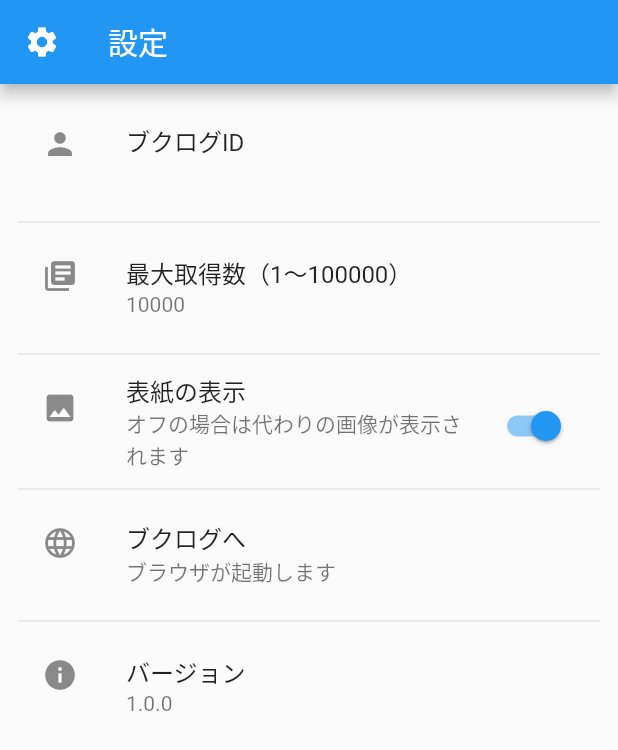
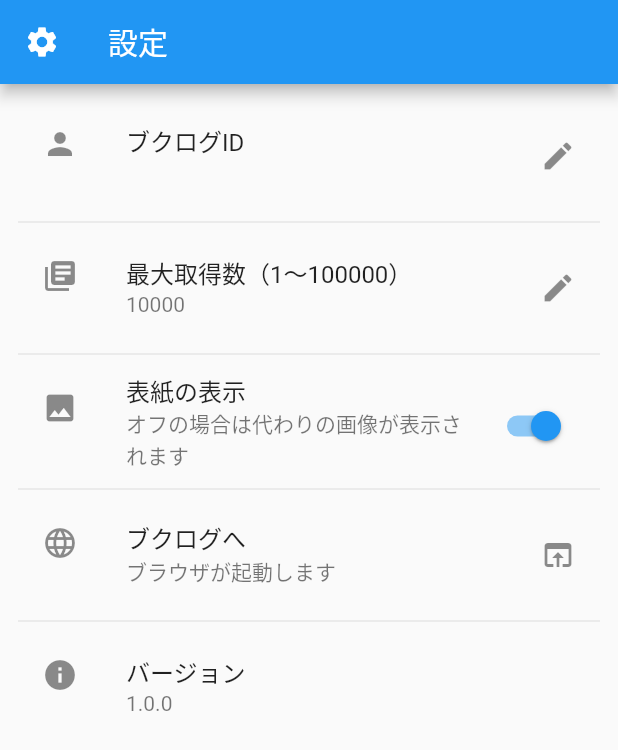
Before and after one commit to kimi-soft/flutter-booklog-manager, a Flutter app: the PageSettings screen opened directly, on a phone screen of 412 x 824 dp. Shown: the top 750 px of the screen. Run offline on Flutter 3.47's test engine with Material 2 defaults, Android fonts, the phone set to English and light mode, and no system bars; our stand-ins replace cached_network_image, isar, package_info_plus, shared_preferences; accounts and stored records are empty; generated files the repository leaves out were written again; statements that could not run were skipped.

Commit message:
設定の右端にアイコンを表示するようにした

```diff
--- a/booklog_manager/lib/page_settings.dart
+++ b/booklog_manager/lib/page_settings.dart
@@ -51,6 +51,7 @@
       leading: Icon(Icons.person),
       title: Text('ブクログID'),
       subtitle: Text(SettingsManager().userId),
+      trailing: Icon(Icons.edit),
       onTap: () {
         _dialogUserIdAsync(context);
       },
@@ -62,6 +63,7 @@
       leading: Icon(Icons.library_books),
       title: Text('最大取得数（${SettingsManager.kMinReceiveBookCount}～${SettingsManager.kMaxReceiveBookCount}）'),
       subtitle: Text(SettingsManager().receiveBookCount.toString()),
+      trailing: Icon(Icons.edit),
       onTap: () {
         _dialogReceiveBookCountAsync(context);
       },
@@ -86,6 +88,7 @@
       leading: Icon(Icons.language),
       title: Text('ブクログへ'),
       subtitle: Text('ブラウザが起動します'),
+      trailing: Icon(Icons.open_in_browser),
       onTap: () => UrlLauncher.openUrlAsync('https://booklog.jp'),
     );
   }
```
